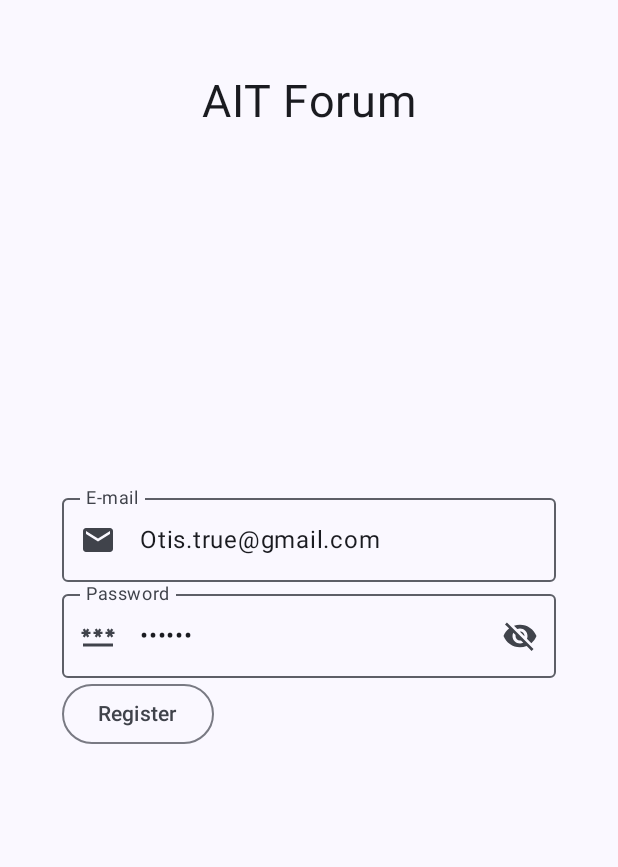
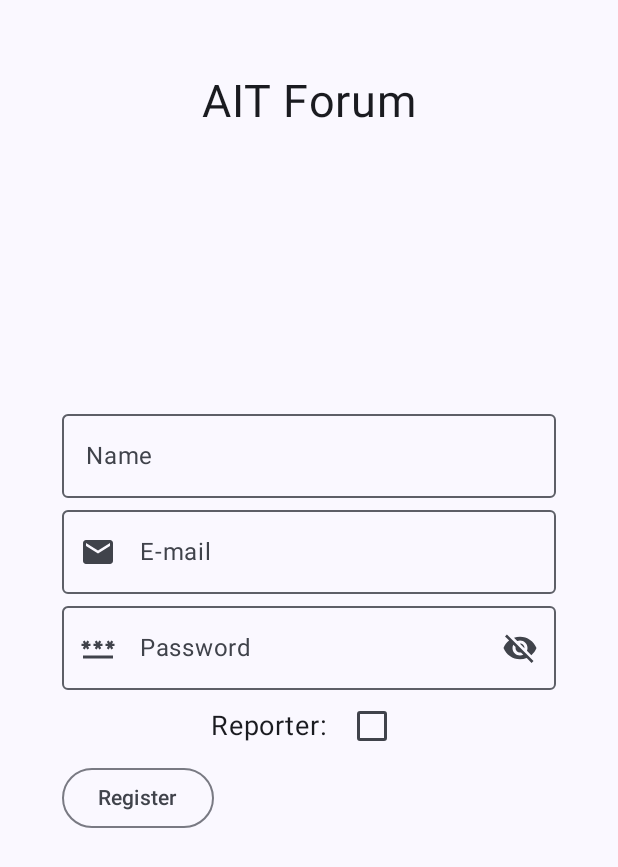
Before and after one commit to Hokalaka2/NewsRoom, an Android app built with Jetpack Compose: the SignUpScreen screen opened through its navigation route, on a phone screen of 412 x 824 dp. Shown: the top 867 px of the screen. Run offline under Robolectric (Android 15) with nearby library versions, the phone set to English and light mode, and no system bars; our stand-ins replace Firebase (no records; nobody signed in at launch, a user with empty details on screens opened directly).

Commit message:
name and reporter checkbox

```diff
--- a/app/src/main/java/com/example/newsroom/ui/screen/signup/SignUpScreen.kt
+++ b/app/src/main/java/com/example/newsroom/ui/screen/signup/SignUpScreen.kt
@@ -29,8 +29,10 @@ fun SignUpScreen(
     onRegisterSuccess: () -> Unit
 ) {
     var showPassword by rememberSaveable { mutableStateOf(false) }
-    var email by rememberSaveable { mutableStateOf("Otis.true@gmail.com") }
-    var password by rememberSaveable { mutableStateOf("123456") }
+    var email by rememberSaveable { mutableStateOf("") }
+    var name by rememberSaveable { mutableStateOf("") }
+    var reporterCheckBox by rememberSaveable { mutableStateOf(false) }
+    var password by rememberSaveable { mutableStateOf("") }
     val coroutineScope = rememberCoroutineScope()
 
     Box() {
@@ -48,6 +50,17 @@ fun SignUpScreen(
             verticalArrangement = Arrangement.Center,
             horizontalAlignment = Alignment.CenterHorizontally
         ) {
+            OutlinedTextField(
+                modifier = Modifier.fillMaxWidth(0.8f),
+                label = {
+                    Text(text = "Name")
+                },
+                value = name,
+                onValueChange = {
+                   name = it
+                },
+                singleLine = true
+            )
             OutlinedTextField(
                 modifier = Modifier.fillMaxWidth(0.8f),
                 label = {
@@ -84,6 +97,18 @@ fun SignUpScreen(
                     }
                 }
             )
+            Row(
+                horizontalArrangement = Arrangement.Start,
+                verticalAlignment = Alignment.CenterVertically
+            ) {
+                Text(
+                    text="Reporter: ",
+                    fontSize = 18.sp
+                )
+                Checkbox(checked = reporterCheckBox, onCheckedChange = {
+                    reporterCheckBox = it
+                })
+            }
             Row(
                 modifier = Modifier.fillMaxWidth(0.8f),
                 horizontalArrangement = Arrangement.SpaceBetween
```
